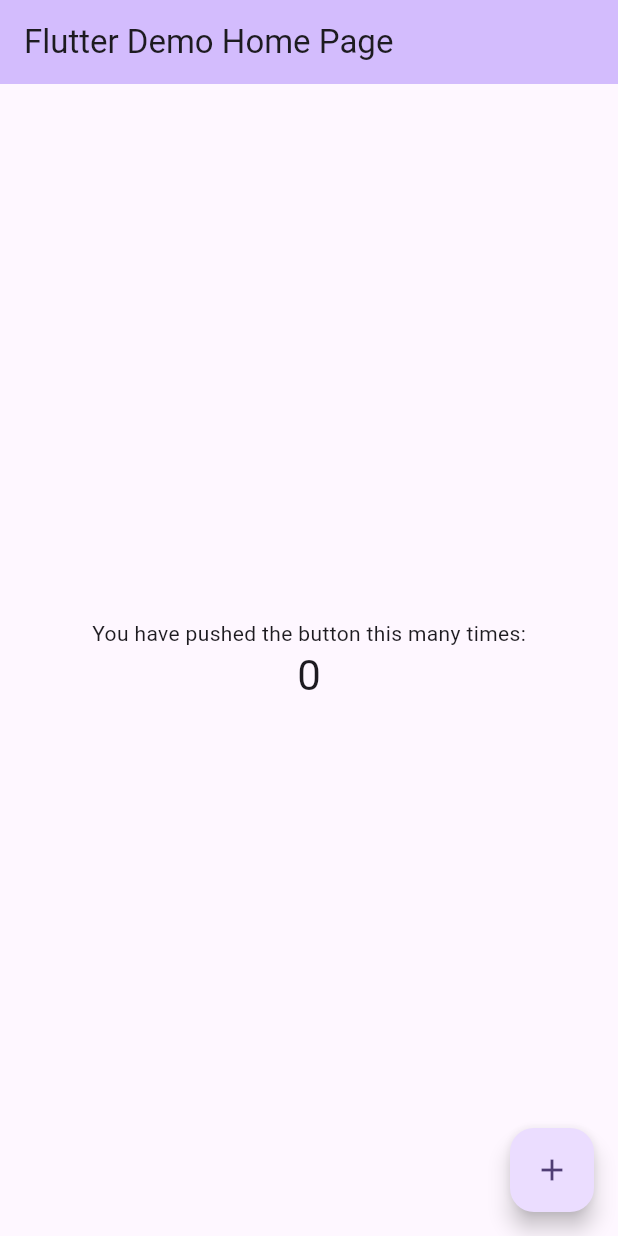
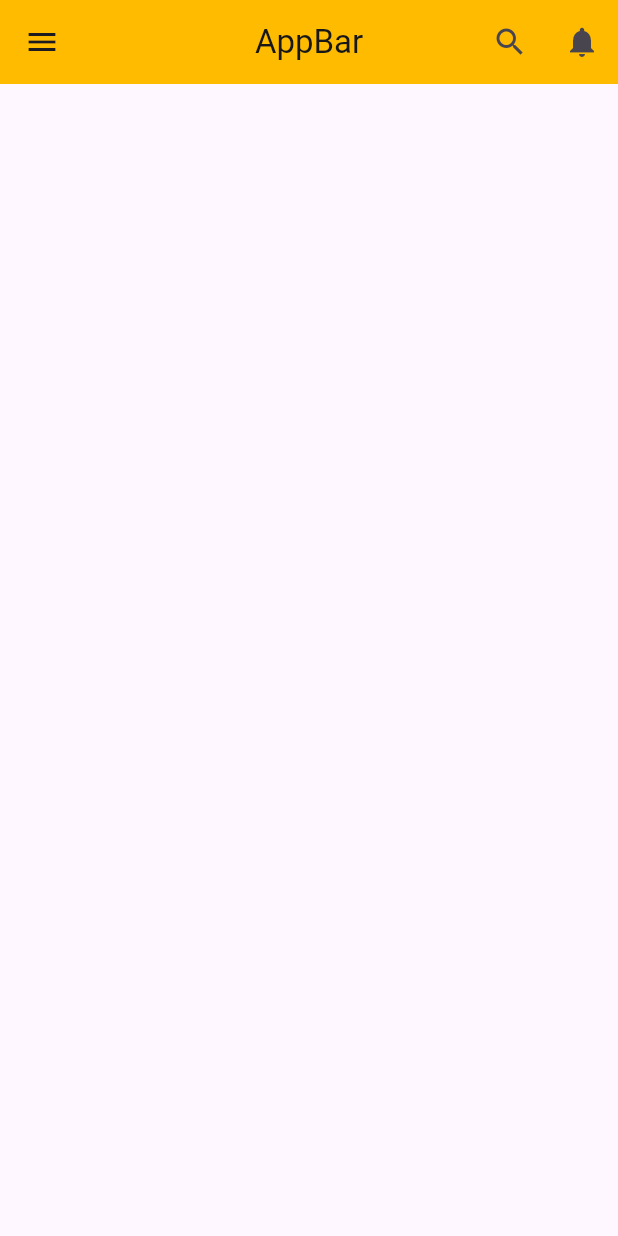
Before and after one commit to yogawan/learn-flutter-from-idr-corner, a Flutter app: the screen it shows after launch, on a phone screen of 412 x 824 dp. Run offline on Flutter 3.47's test engine with Material 3 defaults, Android fonts, the phone set to English and light mode, and no system bars.

```diff
--- /dev/null
+++ b/lib/constants/app_colors.dart
@@ -0,0 +1,8 @@
+import 'package:flutter/material.dart';
+
+class AppColors {
+  static const primary = Color(0xFFFFBB00);
+  static const secondary = Color(0xFFFFFFFF);
+  static const background = Color(0xFFEEEEEE);
+  static const text = Color(0xFF171717);
+}
--- a/lib/main.dart
+++ b/lib/main.dart
@@ -1,122 +1,25 @@
+import 'package:app/screens/app_bar_screen.dart';
+import 'package:app/screens/hello_world_screen.dart';
+import 'package:app/screens/style_text_and_icon_screen.dart';
 import 'package:flutter/material.dart';
 
 void main() {
   runApp(const MyApp());
 }
-
 class MyApp extends StatelessWidget {
   const MyApp({super.key});
 
-  // This widget is the root of your application.
   @override
   Widget build(BuildContext context) {
     return MaterialApp(
-      title: 'Flutter Demo',
-      theme: ThemeData(
-        // This is the theme of your application.
-        //
-        // TRY THIS: Try running your application with "flutter run". You'll see
-        // the application has a purple toolbar. Then, without quitting the app,
-        // try changing the seedColor in the colorScheme below to Colors.green
-        // and then invoke "hot reload" (save your changes or press the "hot
-        // reload" button in a Flutter-supported IDE, or press "r" if you used
-        // the command line to start the app).
-        //
-        // Notice that the counter didn't reset back to zero; the application
-        // state is not lost during the reload. To reset the state, use hot
-        // restart instead.
-        //
-        // This works for code too, not just values: Most code changes can be
-        // tested with just a hot reload.
-        colorScheme: ColorScheme.fromSeed(seedColor: Colors.deepPurple),
-      ),
-      home: const MyHomePage(title: 'Flutter Demo Home Page'),
+      debugShowCheckedModeBanner: false,
+      title: 'Reiteration Flutter',
+      initialRoute: '/app_bar',
+      routes: {
+        '/hello_world': (context) => const HelloWorldScreen(),
+        '/style_text_and_icon': (context) => const StyleTextAndIconScreen(),
+        '/app_bar': (context) => const AppBarScreen(),
+      },
     );
   }
 }
-
-class MyHomePage extends StatefulWidget {
-  const MyHomePage({super.key, required this.title});
-
-  // This widget is the home page of your application. It is stateful, meaning
-  // that it has a State object (defined below) that contains fields that affect
-  // how it looks.
-
-  // This class is the configuration for the state. It holds the values (in this
-  // case the title) provided by the parent (in this case the App widget) and
-  // used by the build method of the State. Fields in a Widget subclass are
-  // always marked "final".
-
-  final String title;
-
-  @override
-  State<MyHomePage> createState() => _MyHomePageState();
-}
-
-class _MyHomePageState extends State<MyHomePage> {
-  int _counter = 0;
-
-  void _incrementCounter() {
-    setState(() {
-      // This call to setState tells the Flutter framework that something has
-      // changed in this State, which causes it to rerun the build method below
-      // so that the display can reflect the updated values. If we changed
-      // _counter without calling setState(), then the build method would not be
-      // called again, and so nothing would appear to happen.
-      _counter++;
-    });
-  }
-
-  @override
-  Widget build(BuildContext context) {
-    // This method is rerun every time setState is called, for instance as done
-    // by the _incrementCounter method above.
-    //
-    // The Flutter framework has been optimized to make rerunning build methods
-    // fast, so that you can just rebuild anything that needs updating rather
-    // than having to individually change instances of widgets.
-    return Scaffold(
-      appBar: AppBar(
-        // TRY THIS: Try changing the color here to a specific color (to
-        // Colors.amber, perhaps?) and trigger a hot reload to see the AppBar
-        // change color while the other colors stay the same.
-        backgroundColor: Theme.of(context).colorScheme.inversePrimary,
-        // Here we take the value from the MyHomePage object that was created by
-        // the App.build method, and use it to set our appbar title.
-        title: Text(widget.title),
-      ),
-      body: Center(
-        // Center is a layout widget. It takes a single child and positions it
-        // in the middle of the parent.
-        child: Column(
-          // Column is also a layout widget. It takes a list of children and
-          // arranges them vertically. By default, it sizes itself to fit its
-          // children horizontally, and tries to be as tall as its parent.
-          //
-          // Column has various properties to control how it sizes itself and
-          // how it positions its children. Here we use mainAxisAlignment to
-          // center the children vertically; the main axis here is the vertical
-          // axis because Columns are vertical (the cross axis would be
-          // horizontal).
-          //
-          // TRY THIS: Invoke "debug painting" (choose the "Toggle Debug Paint"
-          // action in the IDE, or press "p" in the console), to see the
-          // wireframe for each widget.
-          mainAxisAlignment: MainAxisAlignment.center,
-          children: <Widget>[
-            const Text('You have pushed the button this many times:'),
-            Text(
-              '$_counter',
-              style: Theme.of(context).textTheme.headlineMedium,
-            ),
-          ],
-        ),
-      ),
-      floatingActionButton: FloatingActionButton(
-        onPressed: _incrementCounter,
-        tooltip: 'Increment',
-        child: const Icon(Icons.add),
-      ), // This trailing comma makes auto-formatting nicer for build methods.
-    );
-  }
-}
--- /dev/null
+++ b/lib/screens/app_bar_screen.dart
@@ -0,0 +1,40 @@
+import 'package:flutter/material.dart';
+import 'package:app/constants/app_colors.dart';
+
+class AppBarScreen extends StatefulWidget {
+  const AppBarScreen({super.key});
+
+  @override
+  State<AppBarScreen> createState() => _AppBarScreenState();
+}
+
+class _AppBarScreenState extends State<AppBarScreen> {
+  @override
+  Widget build(BuildContext context) {
+    return Scaffold(
+      appBar: AppBar(
+        leading: Icon(Icons.menu),
+        backgroundColor: AppColors.primary,
+        title: Text(
+          'AppBar',
+          style: TextStyle(color: AppColors.text),
+        ),
+        centerTitle: true,
+        actions: [
+          IconButton(
+            icon: Icon(Icons.search),
+            onPressed: () {
+              // Action for search button
+            },
+          ),
+          IconButton(
+            icon: Icon(Icons.notifications),
+            onPressed: () {
+              // Action for notifications button
+            },
+          ),
+        ],
+      )
+    );
+  }
+}
```
Also changed, not shown: lib/screens/hello_world_screen.dart (added, +25 -0 lines), lib/screens/style_text_and_icon_screen.dart (added, +45 -0 lines), lib/screens/bottom_nav_bar_screen.dart (added), lib/screens/card_and_parshing_data_screen.dart (added), lib/screens/drawer_screen.dart (added), lib/screens/form_screen.dart (added), lib/screens/image_screen.dart (added), lib/screens/list_view_screen.dart (added), lib/screens/row_column_screen.dart (added), lib/screens/tab_bar_screen.dart (added).
